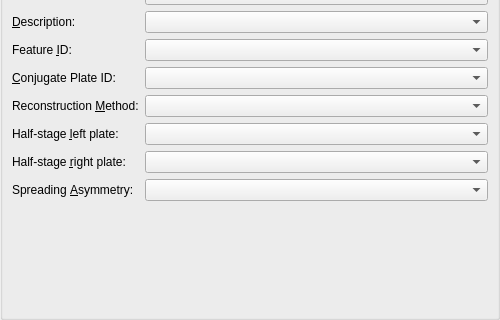
First picture: the form in src/qt-widgets/ShapefileAttributeWidgetUi.ui, repository GPlates/GPlates, before the edit; both pictures show x 0 to 500 and y 215 to 535 of the 500 by 535 pixel window.
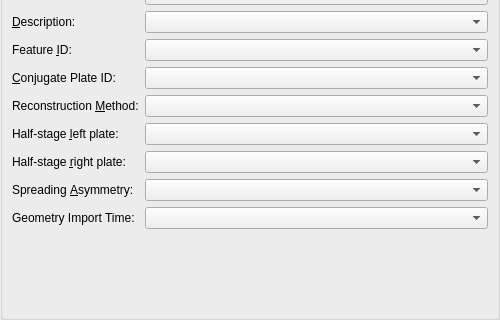
Second picture: the form after the edit.

Commit message: (trunk) Map 'gpml:geometryImportTime' property to Shapefile attribute 'IMPORT_AGE'. This is required for version 3 half-stage rotations (created in GPlates 2.0 and above) to work properly when loaded from a Shapefile (involves reconstructing to import time using left plate ID and then start ridge spreading from there). Also required for reconstruction (of geometries with non-present day initial times) using topologies to work (eg, crustal thickness points).

The edit to the form file:
```diff
--- a/src/qt-widgets/ShapefileAttributeWidgetUi.ui
+++ b/src/qt-widgets/ShapefileAttributeWidgetUi.ui
@@ -278,6 +278,19 @@
         <item row="12" column="1">
          <widget class="QComboBox" name="combo_spreading_asymmetry"/>
         </item>
+        <item row="13" column="0">
+         <widget class="QLabel" name="label_geometry_import_time">
+          <property name="text">
+           <string>Geometry Import Time:</string>
+          </property>
+          <property name="buddy">
+           <cstring>combo_geometry_import_time</cstring>
+          </property>
+         </widget>
+        </item>
+        <item row="13" column="1">
+         <widget class="QComboBox" name="combo_geometry_import_time"/>
+        </item>
        </layout>
       </item>
       <item row="3" column="0">
```
Left out of the diff: 11 changed lines with no effect on the pictures. The commit also changes 9 other files.
